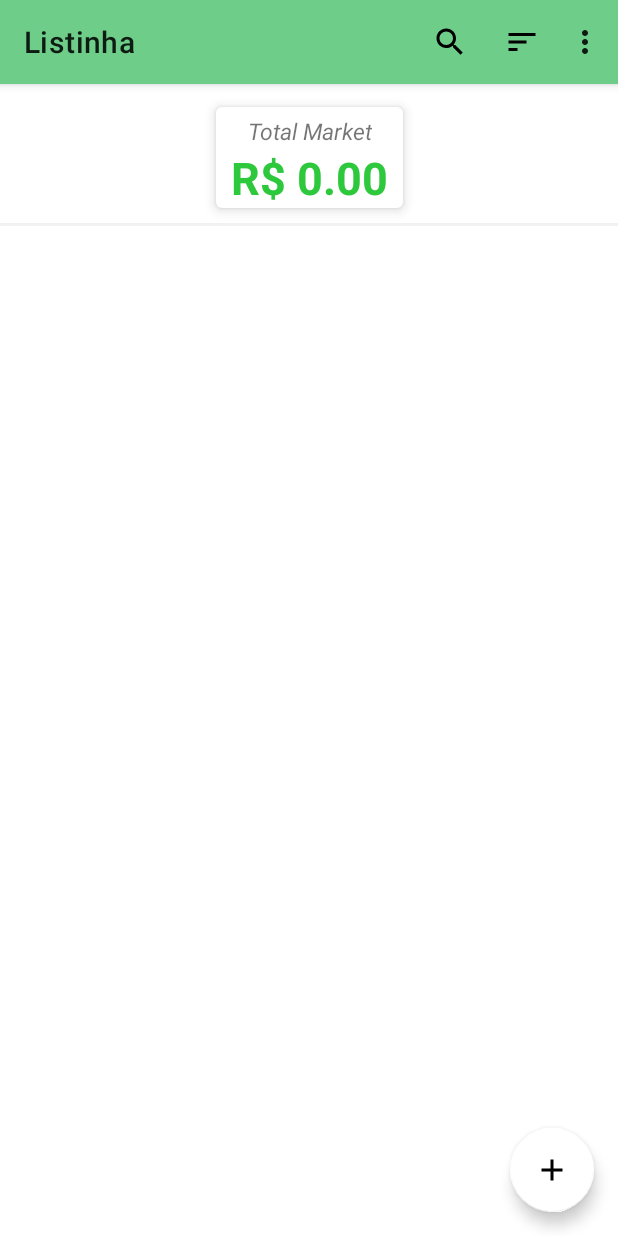
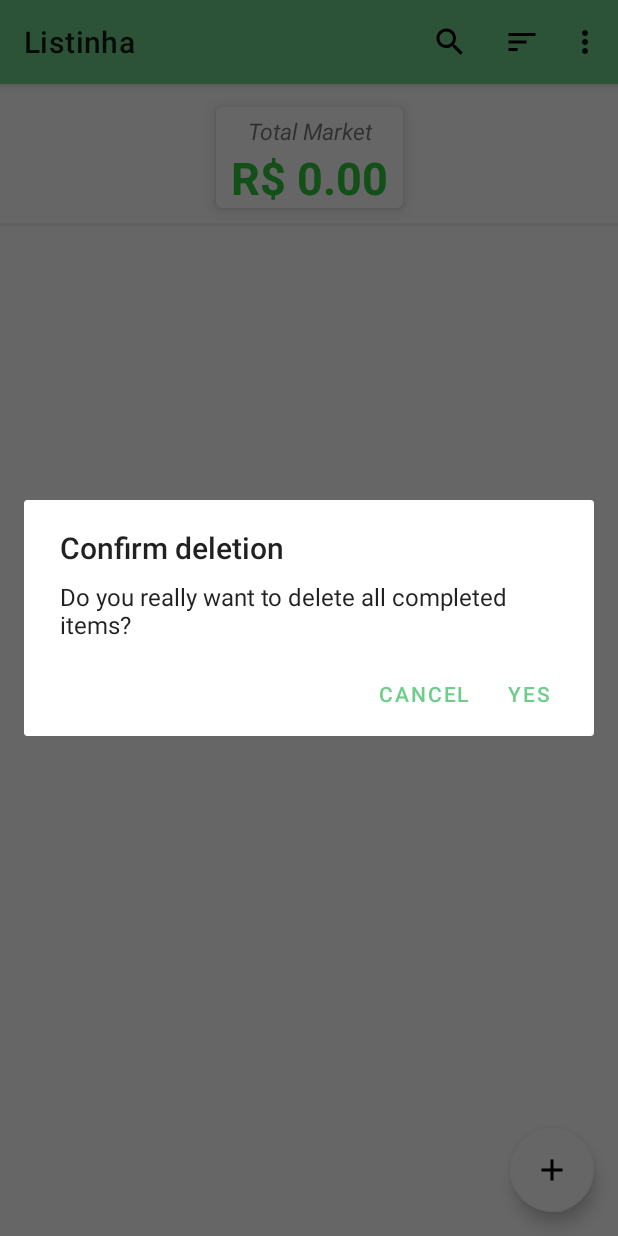
Before and after one commit to danielhungria/lista_de_compras_app, an Android app: the screen it shows after launch (MainActivity), in the options menu, after a tap on "Delete all completed", on a phone screen of 412 x 824 dp. Run offline under Robolectric (Android 15) with nearby library versions, the phone set to English and light mode, and no system bars; our stand-ins replace Dagger/Hilt's generated code, Room's generated code.

Commit message:
Implemented delete all items completed

```diff
--- a/app/src/main/java/com/example/listinha/data/ItemDao.kt
+++ b/app/src/main/java/com/example/listinha/data/ItemDao.kt
@@ -19,4 +19,7 @@ interface ItemDao {
     @Delete
     suspend fun delete(item: Item)
 
+    @Query("DELETE FROM item_table WHERE completed = 1")
+    suspend fun deleteCompletedItem()
+
 }
--- a/app/src/main/java/com/example/listinha/repositories/ItemRepository.kt
+++ b/app/src/main/java/com/example/listinha/repositories/ItemRepository.kt
@@ -21,5 +21,9 @@ class ItemRepository @Inject constructor (private val itemDao: ItemDao) {
         itemDao.delete(item)
     }
 
+    suspend fun deleteCompletedItem(){
+        itemDao.deleteCompletedItem()
+    }
+
 
 }
--- /dev/null
+++ b/app/src/main/java/com/example/listinha/ui/deleteallcompleteditems/DeleteAllCompletedDialogFragment.kt
@@ -0,0 +1,26 @@
+package com.example.listinha.ui.deleteallcompleteditems
+
+import android.app.AlertDialog
+import android.app.Dialog
+import android.os.Bundle
+import androidx.fragment.app.DialogFragment
+import androidx.fragment.app.viewModels
+import com.example.listinha.viewmodel.DeleteAllCompletedViewModel
+import dagger.hilt.android.AndroidEntryPoint
+
+@AndroidEntryPoint
+class DeleteAllCompletedDialogFragment : DialogFragment(){
+
+    private val viewModel: DeleteAllCompletedViewModel by viewModels()
+
+    override fun onCreateDialog(savedInstanceState: Bundle?): Dialog =
+        AlertDialog.Builder(requireContext())
+            .setTitle("Confirm deletion")
+            .setMessage("Do you really want to delete all completed items?")
+            .setNegativeButton("Cancel", null)
+            .setPositiveButton("Yes"){_, _ ->
+            //call viewmodel
+            viewModel.onConfirmClick()
+            }
+            .create()
+}
--- a/app/src/main/java/com/example/listinha/ui/items/ItemFragment.kt
+++ b/app/src/main/java/com/example/listinha/ui/items/ItemFragment.kt
@@ -5,6 +5,7 @@ import android.view.*
 import androidx.appcompat.widget.SearchView
 import androidx.core.view.MenuHost
 import androidx.core.view.MenuProvider
+import androidx.fragment.app.DialogFragment
 import androidx.fragment.app.Fragment
 import androidx.fragment.app.viewModels
 import androidx.lifecycle.Lifecycle
@@ -15,6 +16,7 @@ import androidx.recyclerview.widget.RecyclerView
 import com.example.listinha.R
 import com.example.listinha.databinding.FragmentListBinding
 import com.example.listinha.models.Item
+import com.example.listinha.ui.deleteallcompleteditems.DeleteAllCompletedDialogFragment
 import com.example.listinha.viewmodel.ItemViewModel
 import dagger.hilt.android.AndroidEntryPoint
 
@@ -38,15 +40,16 @@ class ItemFragment : Fragment() {
                 menuInflater.inflate(R.menu.menu_fragment_item, menu)
                 val searchItem = menu.findItem(R.id.action_search)
                 val searchView = searchItem?.actionView as SearchView
+
                 setupSearchView(searchView)
             }
 
             override fun onMenuItemSelected(menuItem: MenuItem): Boolean {
                 return when (menuItem.itemId) {
-                    R.id.action_sort -> {
+                    R.id.action_delete_all_completed_item -> {
+                        setupDeleteAllCompletedDialog()
                         true
-                    }
-                    else -> false
+                    }else -> false
                 }
             }
 
@@ -80,6 +83,10 @@ class ItemFragment : Fragment() {
                 layoutManager = LinearLayoutManager(requireContext())
             }
         }
+    }
+
+    private fun setupDeleteAllCompletedDialog() {
+        findNavController().navigate(R.id.action_global_deleteAllCompletedDialogFragment)
     }
 
     fun sumItems(item: List<Item>) {
--- a/app/src/main/java/com/example/listinha/viewmodel/ItemViewModel.kt
+++ b/app/src/main/java/com/example/listinha/viewmodel/ItemViewModel.kt
@@ -38,4 +38,8 @@ class ItemViewModel @Inject constructor(
         itemRepository.delete(item)
     }
 
+    fun onDeleteAllCompletedClick() = viewModelScope.launch {
+        itemRepository.deleteCompletedItem()
+    }
+
 }
--- a/app/src/main/res/layout/fragment_edit_item.xml
+++ b/app/src/main/res/layout/fragment_edit_item.xml
@@ -48,6 +48,7 @@
         app:layout_constraintTop_toBottomOf="@+id/textViewDescription_edit"
         android:layout_margin="20dp"
         app:startIconDrawable="@drawable/ic_baseline_short_text_24"
+        app:endIconMode="clear_text"
         >
         <com.google.android.material.textfield.TextInputEditText
             android:id="@+id/editTextName_edit"
@@ -66,6 +67,7 @@
         app:layout_constraintTop_toBottomOf="@id/inputEditTextName_edit"
         android:layout_margin="20dp"
         app:startIconDrawable="@drawable/ic_baseline_shopping_cart_24"
+        app:endIconMode="clear_text"
         >
         <com.google.android.material.textfield.TextInputEditText
             android:id="@+id/editTextQuantity_edit"
--- a/app/src/main/res/navigation/navigation_graph.xml
+++ b/app/src/main/res/navigation/navigation_graph.xml
@@ -19,4 +19,8 @@
         android:id="@+id/editItemsFragment"
         android:name="com.example.listinha.ui.editItems.EditItemsFragment"
         android:label="EditItemsFragment" />
+    <dialog
+        android:id="@+id/deleteAllCompletedDialogFragment"
+        android:name="com.example.listinha.ui.deleteallcompleteditems.DeleteAllCompletedDialogFragment"
+        android:label="DeleteAllCompletedDialogFragment" /><action android:id="@+id/action_global_deleteAllCompletedDialogFragment" app:destination="@id/deleteAllCompletedDialogFragment"/>
 </navigation>
```
Also changed, not shown: app/src/main/java/com/example/listinha/viewmodel/DeleteAllCompletedViewModel.kt (added, +19 -0 lines).
